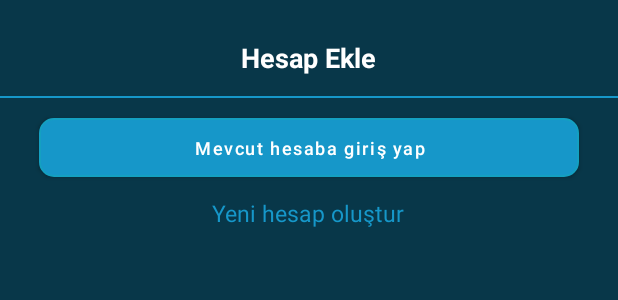
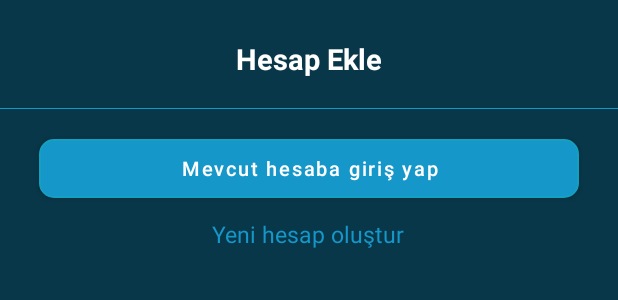
Before and after one commit to Muratcals/ChatME, an Android app: the layout main_dialog_view.xml on its own in the app's theme, with its tools: preview values and no code run, on a phone screen of 412 x 824 dp. Shown: the top 300 px of the screen. Run offline under Robolectric (Android 15) with nearby library versions, the light colour scheme and no system bars.

Commit message:
ChatME uygulaması

```diff
--- a/app/src/main/res/layout/main_dialog_view.xml
+++ b/app/src/main/res/layout/main_dialog_view.xml
@@ -9,7 +9,7 @@
     <TextView
         android:layout_width="wrap_content"
         android:layout_height="wrap_content"
-        android:textSize="@dimen/_14ssp"
+        android:textSize="@dimen/_15ssp"
         android:text="Hesap Ekle"
         android:textColor="@color/white"
         android:layout_marginBottom="@dimen/_10sdp"
@@ -19,8 +19,9 @@
 
     <View
         android:layout_width="match_parent"
-        android:layout_height="1dp"
-        android:background="@color/buttonColor"/>
+        android:layout_height="0.5dp"
+        android:background="@color/buttonColor"
+        android:layout_marginVertical="@dimen/_5sdp"/>
 
     <Button
         android:id="@+id/login"
@@ -34,7 +35,7 @@
         android:text="Mevcut hesaba giriş yap"
         app:backgroundTint="@null"
         android:background="@drawable/button_background_shape"
-        android:textSize="@dimen/_9ssp"/>
+        android:textSize="@dimen/_10ssp"/>
 
     <TextView
         android:id="@+id/createUser"
```
